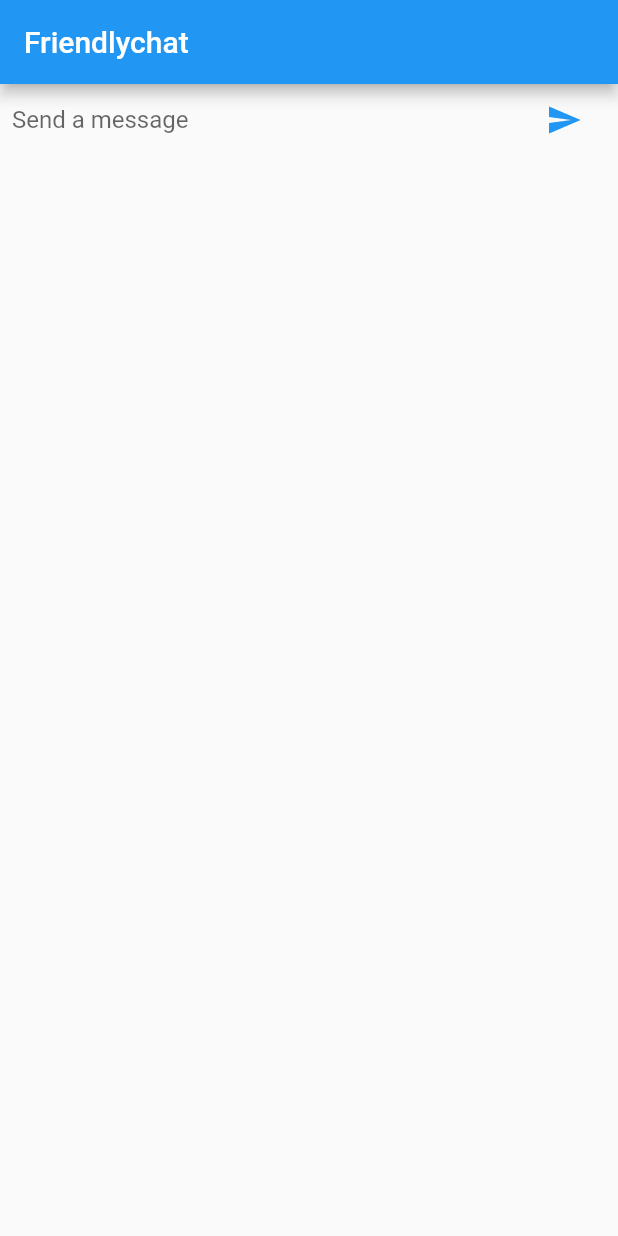
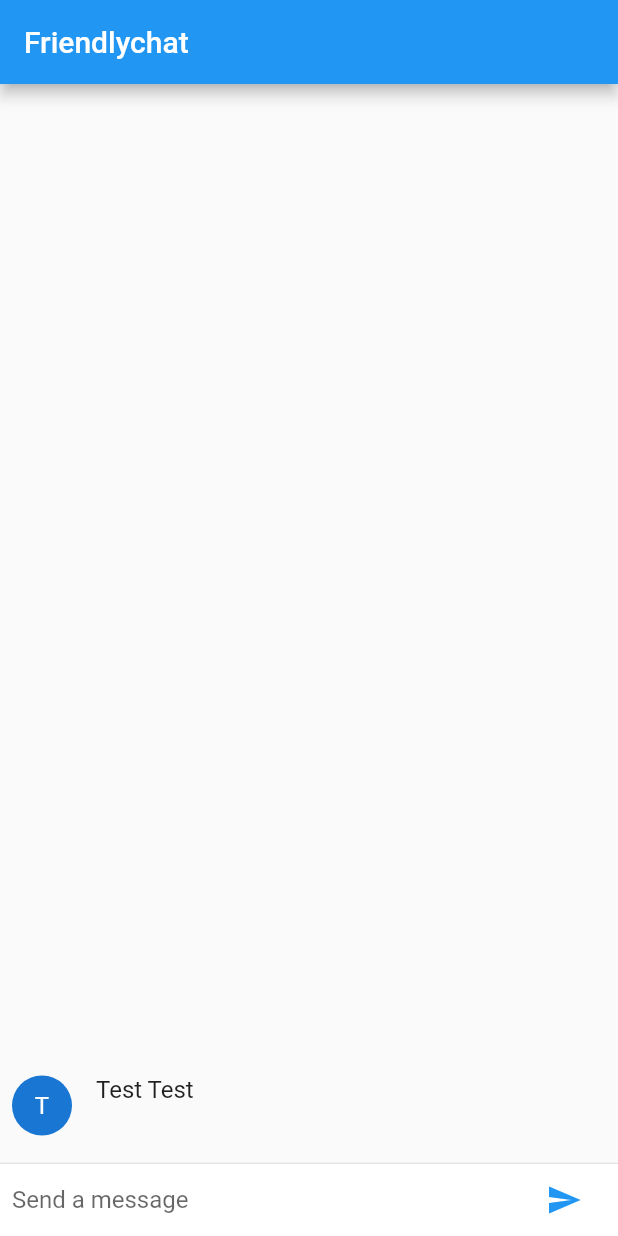
Before and after one commit to UltimoTG/friendlychat, a Flutter app: the screen it shows after launch, after a tap on the "send" icon, on a phone screen of 412 x 824 dp. Run offline on Flutter 3.47's test engine with Material 2 defaults, Android fonts, the phone set to English and light mode, and no system bars.

```diff
--- a/lib/main.dart
+++ b/lib/main.dart
@@ -21,15 +21,32 @@ class ChatScreen extends StatefulWidget {
 
 class ChatScreenState extends State<ChatScreen> {
 
+  final List<ChatMessage> _messages = <ChatMessage>[];
   final TextEditingController _textController =  new TextEditingController();
 
   @override
   Widget build(BuildContext context) {
     return new Scaffold(
-      appBar: new AppBar(
-        title: new Text("Friendlychat"),
+      appBar: new AppBar( title: new Text("Friendlychat") ),
+      body: new Column(
+        children: <Widget>[
+          new Flexible(
+            child: new ListView.builder(
+              padding: new EdgeInsets.all(8.0),
+              reverse: true,
+              itemBuilder: (_, int index) => _messages[index],
+              itemCount: _messages.length,
+            ),
+          ),
+          new Divider(height: 1.0),
+          new Container(
+            decoration: new BoxDecoration(
+              color: Theme.of(context).cardColor,
+            ),
+            child: _buildTextComposer(),
+          )
+        ],
       ),
-      body: _buildTextComposer(),
     );
   }
 
@@ -64,5 +81,43 @@ class ChatScreenState extends State<ChatScreen> {
 
   void _handleSubmitted(String text) {
     _textController.clear();
+    ChatMessage message = new ChatMessage(
+      text: text,
+    );
+    setState(() {
+      _messages.insert(0, message);
+    });
   }
 }
+
+const String _name = "Test Test";
+
+class ChatMessage extends StatelessWidget {
+  ChatMessage({this.text});
+  final String text;
+  @override
+  Widget build(BuildContext context) {
+    return new Container(
+      margin: const EdgeInsets.symmetric(vertical: 10.0),
+      child: new Row(
+        crossAxisAlignment: CrossAxisAlignment.start,
+        children: <Widget>[
+          new Container(
+            margin: const EdgeInsets.only(right: 16.0),
+            child: new CircleAvatar(child: new Text(_name[0])),
+          ),
+          new Column(
+            crossAxisAlignment: CrossAxisAlignment.start,
+            children: <Widget>[
+              new Text(_name, style: Theme.of(context).textTheme.subhead),
+              new Container(
+                margin: const EdgeInsets.only(top: 5.0),
+                child: new Text(text),
+              ),
+            ],
+          ),
+        ],
+      ),
+    );
+  }
+}
```
